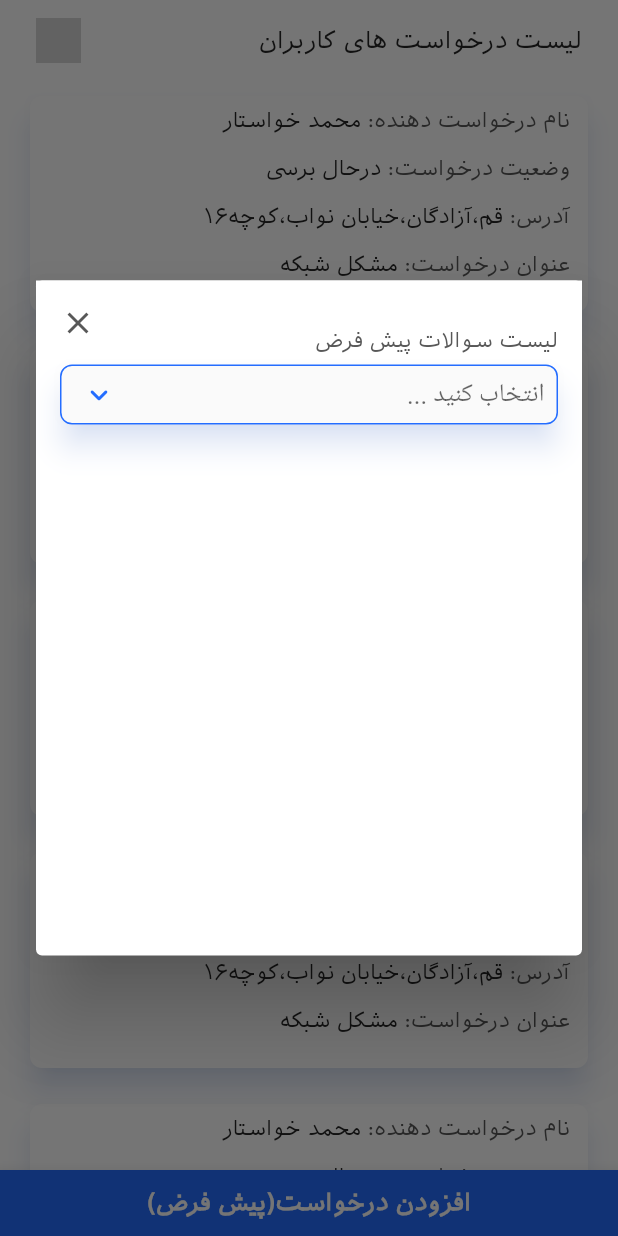
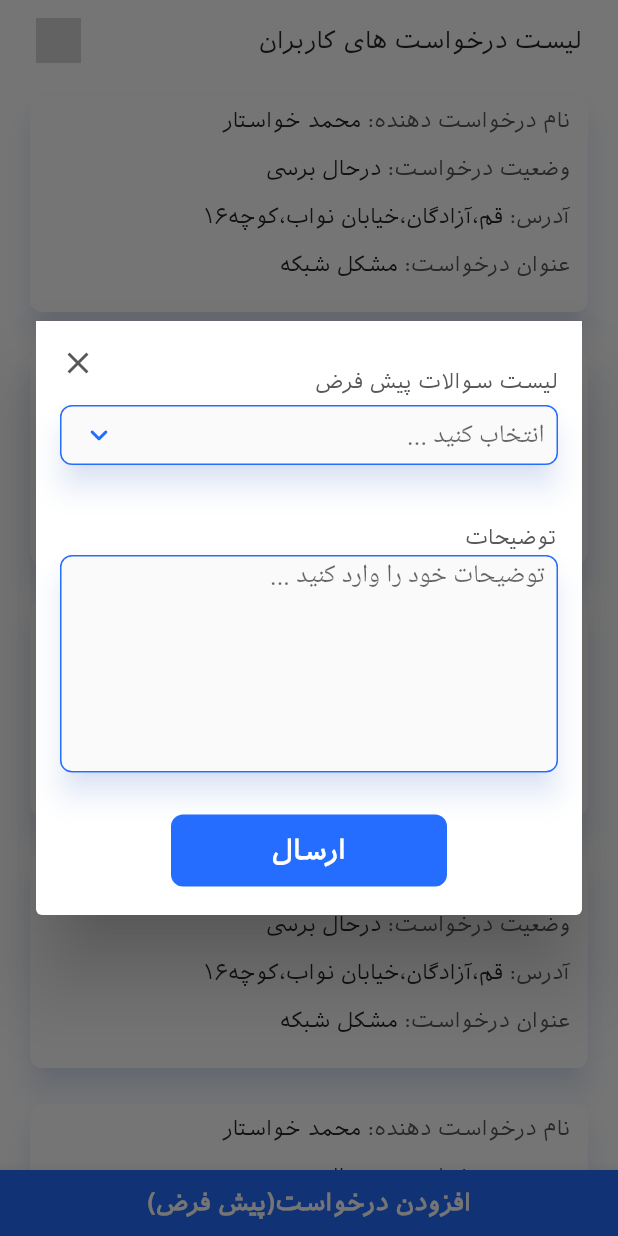
Before and after one commit to fhkhd/user, a Flutter app: the Requests screen opened directly, after a tap on "افزودن درخواست(پیش فرض)", on a phone screen of 412 x 824 dp. Run offline on Flutter 3.47's test engine with Material 2 defaults, Android fonts, the phone set to English and light mode, and no system bars; our stand-ins replace flutter_svg, hexcolor.

Commit message:
add textField and send button to dialog

```diff
--- a/lib/Dialog.dart
+++ b/lib/Dialog.dart
@@ -1,6 +1,8 @@
 import 'package:flutter/material.dart';
+import 'package:flutter/services.dart';
 import 'package:hexcolor/hexcolor.dart';
 import 'RequestList.dart';
+import 'package:flutter/services.dart';
 class Dialogss {
 
   String? _chosenValue;
@@ -54,7 +56,10 @@ class Dialogss {
                 ],
               ),
               content: Container(
-                height: 394.0,
+                decoration: BoxDecoration(
+                  borderRadius: BorderRadius.circular(8.0),
+                ),
+                height: 340.0,
                 width: MediaQuery.of(context).size.width-48,
                 child: Column(
                   children: <Widget>[
@@ -109,6 +114,74 @@ class Dialogss {
                         ),
                       ),
                     ),
+                    SizedBox(height: 40.0,),
+              Row(
+                mainAxisAlignment: MainAxisAlignment.spaceBetween,
+                children: <Widget>[
+                  Padding(padding: EdgeInsets.only(right: 17.0),
+                    child: Text('توضیحات',
+                      style: TextStyle(
+                        fontFamily: 'IranianSans',
+                        fontSize: 14.0,
+                        color: HexColor('585858'),
+                        fontWeight: FontWeight.w400,
+                      ),
+                      textAlign: TextAlign.right,
+                    ),),
+                  Container(),
+                  Container(),
+                ],
+              ),
+                    SizedBox(height: 4.0,),
+                    new Material(
+                      child: new Container(
+                        width: MediaQuery.of(context).size.width-80,
+                        height: 145.0,
+                        child: TextField(
+                          maxLines: 100,
+                          autofocus: false,
+                          decoration: InputDecoration(
+                            hintText: 'توضیحات خود را وارد کنید ...',
+                            contentPadding: EdgeInsets.only(top: 1.0,right: 8.0,bottom: 100.0),
+                            border: InputBorder.none,
+                          ),
+                        ),
+                        decoration: BoxDecoration(
+                          border: Border.all(width: 1.0,color: HexColor('246DFF')),
+                          borderRadius: BorderRadius.circular(8.0),
+                        ),
+                      ),
+                      borderRadius: BorderRadius.circular(8.0),
+                      elevation: 8.0,
+                      shadowColor: HexColor('40246DFF'),
+                    ),
+              SizedBox(height: 28.0,),
+              Padding(
+                padding: EdgeInsets.only(left: 40.0,right: 40.0),
+                child: Material(
+                  color: HexColor('246DFF'),
+                  borderRadius: BorderRadius.circular(8.0),
+                  child: MaterialButton(
+                    minWidth: 184.0,
+                    height: 44.0,
+                    onPressed: (){
+
+                      Navigator.of(context).push(MaterialPageRoute(
+                          builder: (context) => Requests()));
+
+                    },
+                    child: Text('ارسال',
+                      style: TextStyle(
+                        color: Colors.white,
+                        fontFamily: 'IranianSans',
+                        fontSize: 18.0,
+                        fontWeight: FontWeight.w700,),
+                      textAlign: TextAlign.center,
+                    ),
+                  ),
+                ),
+              ),
+
                   ],
                 ),
               ),
```
